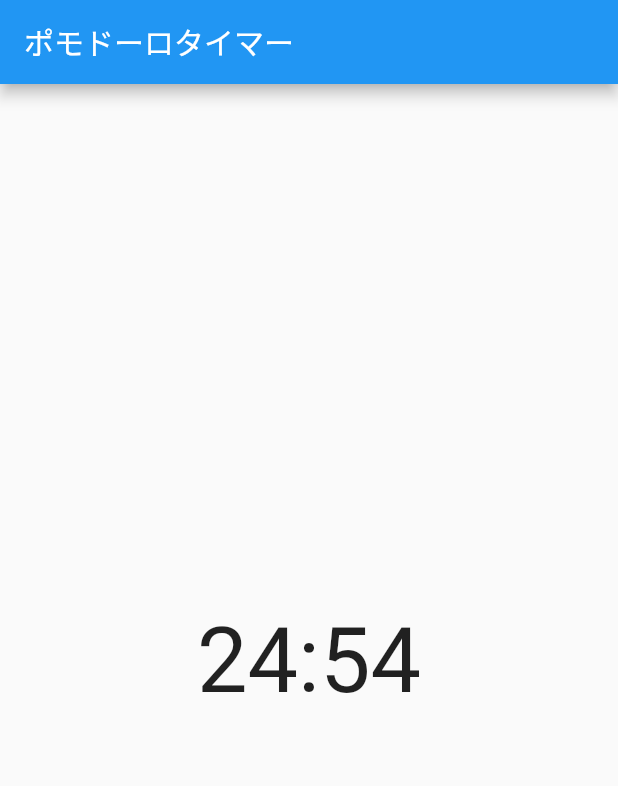
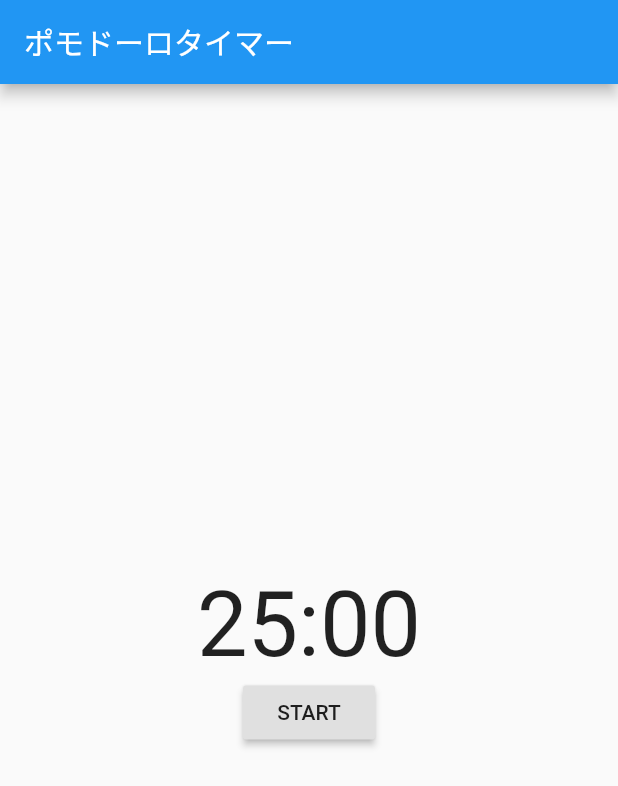
Before and after one commit to cokejunkie8191/pomodoro, a Flutter app: the screen it shows after launch, on a phone screen of 412 x 824 dp. Shown: the top 786 px of the screen. Run offline on Flutter 3.47's test engine with Material 2 defaults, Android fonts, the light colour scheme and no system bars; Roboto replaces fonts that are missing (IBMPlexMono).

Commit message:
ボタンで動かしたり止めたり。

```diff
--- a/lib/clock.dart
+++ b/lib/clock.dart
@@ -9,8 +9,10 @@ class Clock extends StatefulWidget {
 }
 
 class _ClockState extends State<Clock> {
-  String _time = '';
+  String _time = '25:00';
   LeftTime _leftTime;
+  bool _isPause = true;
+  String _buttonLabel = "START";
 
   @override
   void initState() {
@@ -23,19 +25,28 @@ class _ClockState extends State<Clock> {
   }
 
   void _onTimer(Timer timer) {
+    if (_isPause) return;
     setState(() => _time = _leftTime.getLeftMinutes());
     _leftTime.countDown();
   }
 
   @override
   Widget build(BuildContext context) {
-    return Text(
-      _time,
-      style: TextStyle(
-        fontSize: 60.0,
-        fontFamily: 'IBMPlexMono',
+    return Column(mainAxisAlignment: MainAxisAlignment.center, children: [
+      Text(
+        _time,
+        style: TextStyle(
+          fontSize: 60.0,
+          fontFamily: 'IBMPlexMono',
+        ),
       ),
-    );
+      RaisedButton(
+          child: Text(_buttonLabel),
+          onPressed: () {
+            _isPause = !_isPause;
+            setState(() => _buttonLabel = _isPause ? "START" : "PAUSE");
+          })
+    ]);
   }
 }
 
--- a/lib/main.dart
+++ b/lib/main.dart
@@ -15,9 +15,8 @@ class MyApp extends StatelessWidget {
       appBar: AppBar(
         title: Text('ポモドーロタイマー'),
       ),
-      body: Center(
-        child: Clock(),
-      ),
+      body:
+          Center(child: Container(alignment: Alignment.center, child: Clock())),
     );
   }
 }
```
